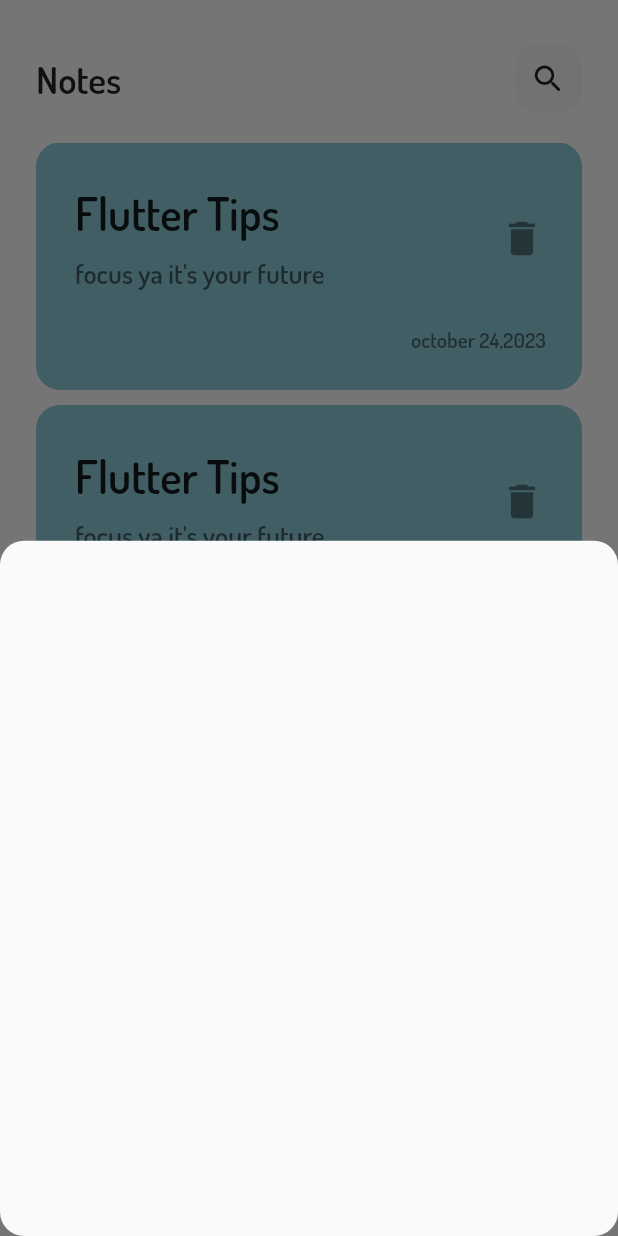
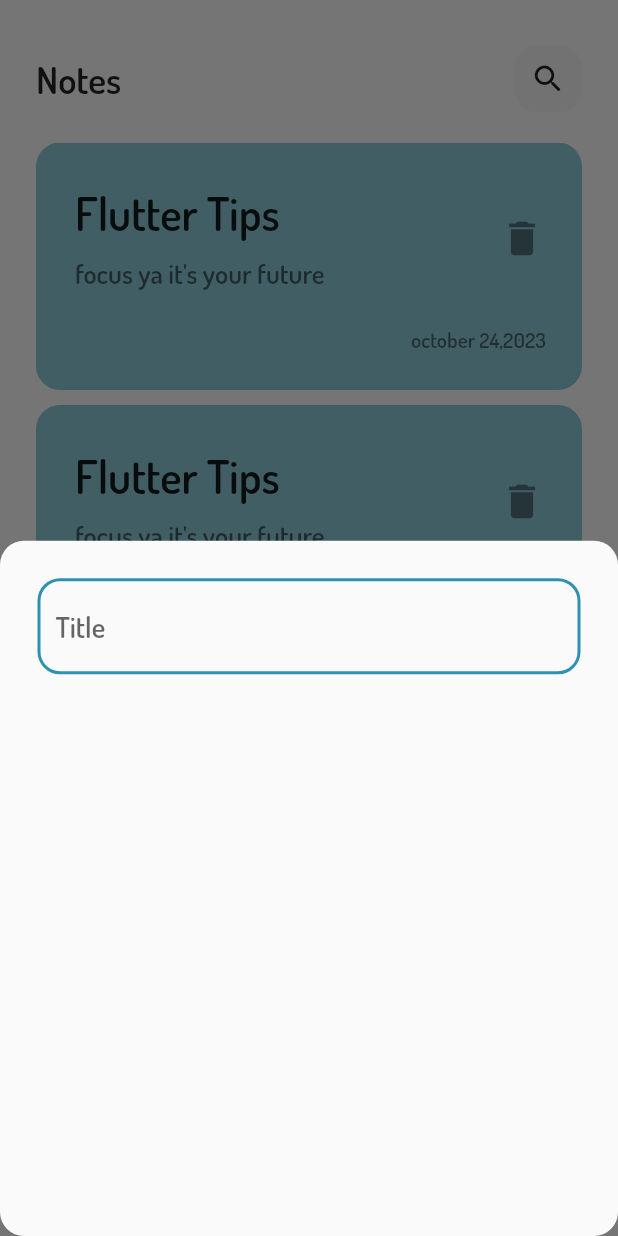
Before and after one commit to Marriiamm/notes_app, a Flutter app: the screen it shows after launch, after a tap on the "add" icon, on a phone screen of 412 x 824 dp. Run offline on Flutter 3.47's test engine with Material 2 defaults, Android fonts, the phone set to English and light mode, and no system bars.

Commit message:
bottom sheet

```diff
--- a/lib/views/notes_view.dart
+++ b/lib/views/notes_view.dart
@@ -9,7 +9,7 @@ class NotesView extends StatelessWidget {
   Widget build(BuildContext context) {
     return  Scaffold(
       floatingActionButton: FloatingActionButton(
-        backgroundColor: Color(0xff22668D),
+        backgroundColor: const Color(0xff22668D),
         onPressed: (){
           showModalBottomSheet(
             shape: RoundedRectangleBorder(
--- a/lib/widgets/add_note_sheet.dart
+++ b/lib/widgets/add_note_sheet.dart
@@ -1,10 +1,18 @@
 import 'package:flutter/material.dart';
+import 'package:notes_app/widgets/text_field.dart';
 
 class AddNote extends StatelessWidget {
   const AddNote({super.key});
 
   @override
   Widget build(BuildContext context) {
-    return Container();
+    return const Padding(
+      padding: EdgeInsets.all(25.0),
+      child: Column(
+        children: [
+          CustomField(),
+        ],
+      ),
+    );
   }
 }
--- /dev/null
+++ b/lib/widgets/text_field.dart
@@ -0,0 +1,30 @@
+import 'package:flutter/material.dart';
+
+class CustomField extends StatelessWidget {
+  const CustomField({super.key});
+
+  @override
+  Widget build(BuildContext context) {
+    return TextField(
+      cursorColor: Color.fromARGB(255, 47, 145, 178),
+      decoration: InputDecoration(
+        hintText: "Title",
+        hintStyle: TextStyle(
+          fontSize: 19
+        ),
+        focusedBorder: OutlineInputBorder(
+          borderRadius: BorderRadius.circular(15),
+          borderSide: const BorderSide(
+            width: 2.0,
+            color: Color.fromARGB(255, 47, 145, 178)),
+        ),
+        enabledBorder: OutlineInputBorder(
+          borderRadius: BorderRadius.circular(15),
+          borderSide: const BorderSide(
+            width: 2.0,
+            color: Color.fromARGB(255, 47, 145, 178)),
+        )
+      ),
+    );
+  }
+}
```
